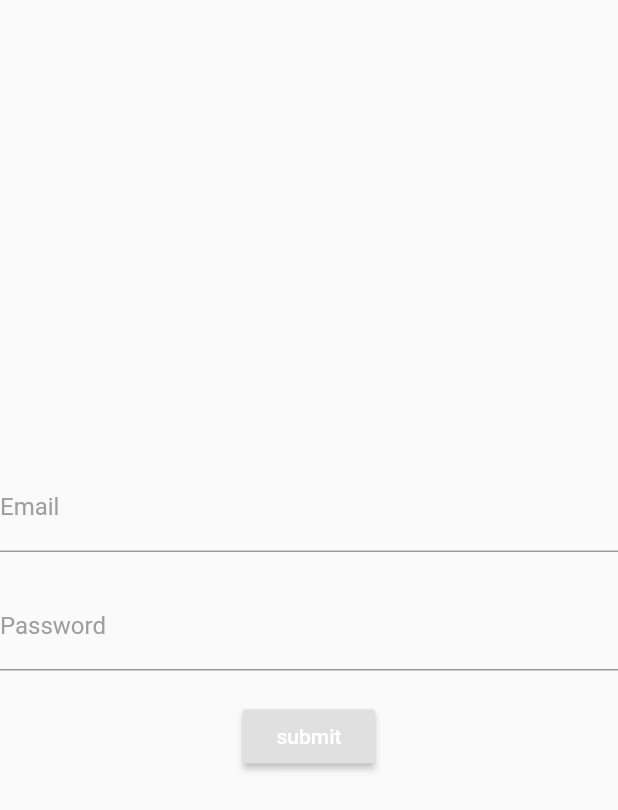
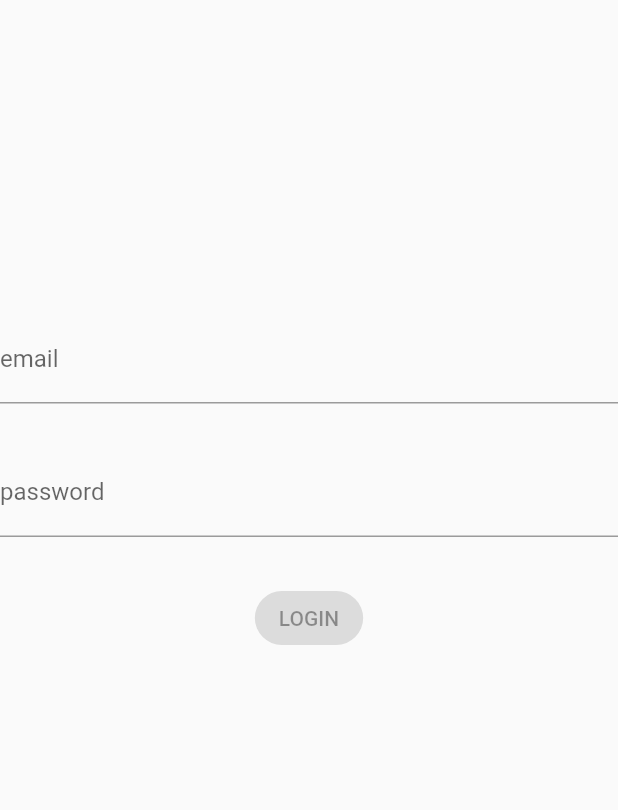
Before and after one commit to alisha-budhathoki/form_validation_with_cubit, a Flutter app: the screen it shows after launch, on a phone screen of 412 x 824 dp. Shown: the top 810 px of the screen. Run offline on Flutter 3.47's test engine with Material 2 defaults, Android fonts, the phone set to English and light mode, and no system bars; our stand-ins replace bloc, flutter_bloc, formz.

Commit message:
adding different way for form validation using cubit - implementing formz package to simplify form representation and validation in generic way - using copyWith() function to override different states emitted

```diff
--- /dev/null
+++ b/lib/core/cubit/login_cubit/cubit/login_state.dart
@@ -0,0 +1,28 @@
+part of 'login_cubit.dart';
+
+class LoginState {
+  const LoginState({
+    this.email = const Email.pure(),
+    this.password = const Password.pure(),
+    this.status = FormzStatus.pure,
+  });
+
+  final Email email;
+  final Password password;
+  final FormzStatus status;
+
+  @override
+  List<Object> get props => [email, password, status];
+
+  LoginState copyWith({
+    Email email,
+    Password password,
+    FormzStatus status,
+  }) {
+    return LoginState(
+      email: email ?? this.email,
+      password: password ?? this.password,
+      status: status ?? this.status,
+    );
+  }
+}
--- a/lib/core/cubit/login_cubit/email_cubit_cubit.dart
+++ b/lib/core/cubit/login_cubit/email_cubit_cubit.dart
@@ -1,5 +1,3 @@
-import 'dart:io';
-
 import 'package:bloc/bloc.dart';
 import 'package:meta/meta.dart';
 import 'package:textfield_validation_bloc/core/mixins/validation_mixins.dart';
--- /dev/null
+++ b/lib/core/model/email.dart
@@ -0,0 +1,17 @@
+import 'package:formz/formz.dart';
+
+enum EmailValidationError { invalid }
+
+class Email extends FormzInput<String, EmailValidationError> {
+  const Email.pure() : super.pure('');
+  const Email.dirty([String value = '']) : super.dirty(value);
+
+  static final RegExp _emailRegExp = RegExp(
+    r'^[a-zA-Z0-9.!#$%&’*+/=?^_`{|}~-]+@[a-zA-Z0-9-]+(?:\.[a-zA-Z0-9-]+)*$',
+  );
+
+  @override
+  EmailValidationError validator(String value) {
+    return _emailRegExp.hasMatch(value) ? null : EmailValidationError.invalid;
+  }
+}
--- /dev/null
+++ b/lib/core/model/password.dart
@@ -0,0 +1,18 @@
+import 'package:formz/formz.dart';
+
+enum PasswordValidationError { invalid }
+
+class Password extends FormzInput<String, PasswordValidationError> {
+  const Password.pure() : super.pure('');
+  const Password.dirty([String value = '']) : super.dirty(value);
+
+  static final _passwordRegExp =
+      RegExp(r'^(?=.*[A-Za-z])(?=.*\d)[A-Za-z\d]{8,}$');
+
+  @override
+  PasswordValidationError validator(String value) {
+    return _passwordRegExp.hasMatch(value)
+        ? null
+        : PasswordValidationError.invalid;
+  }
+}
--- /dev/null
+++ b/lib/pages/login_form.dart
@@ -0,0 +1,100 @@
+import 'package:flutter/material.dart';
+import 'package:flutter_bloc/flutter_bloc.dart';
+import 'package:formz/formz.dart';
+import 'package:textfield_validation_bloc/core/cubit/login_cubit/cubit/login_cubit.dart';
+
+class LoginForm extends StatelessWidget {
+  @override
+  Widget build(BuildContext context) {
+    return Scaffold(
+      body: Center(
+        child: Align(
+          alignment: const Alignment(0, -1 / 3),
+          child: SingleChildScrollView(
+            child: Column(
+              mainAxisSize: MainAxisSize.min,
+              children: [
+                const SizedBox(height: 16.0),
+                _EmailInput(),
+                const SizedBox(height: 8.0),
+                _PasswordInput(),
+                const SizedBox(height: 8.0),
+                _LoginButton(),
+              ],
+            ),
+          ),
+        ),
+      ),
+    );
+  }
+}
+
+class _EmailInput extends StatelessWidget {
+  @override
+  Widget build(BuildContext context) {
+    return BlocBuilder<LoginCubit, LoginState>(
+      buildWhen: (previous, current) => previous.email != current.email,
+      builder: (context, state) {
+        return TextField(
+          key: const Key('loginForm_emailInput_textField'),
+          onChanged: (email) => context.read<LoginCubit>().emailChanged(email),
+          keyboardType: TextInputType.emailAddress,
+          decoration: InputDecoration(
+            labelText: 'email',
+            helperText: '',
+            errorText: state.email.invalid ? 'invalid email' : null,
+          ),
+        );
+      },
+    );
+  }
+}
+
+class _PasswordInput extends StatelessWidget {
+  @override
+  Widget build(BuildContext context) {
+    return BlocBuilder<LoginCubit, LoginState>(
+      buildWhen: (previous, current) => previous.password != current.password,
+      builder: (context, state) {
+        return TextField(
+          key: const Key('loginForm_passwordInput_textField'),
+          onChanged: (password) =>
+              context.read<LoginCubit>().passwordChanged(password),
+          obscureText: true,
+          decoration: InputDecoration(
+            labelText: 'password',
+            helperText: '',
+            errorText: state.password.invalid ? 'invalid password' : null,
+          ),
+        );
+      },
+    );
+  }
+}
+
+class _LoginButton extends StatelessWidget {
+  @override
+  Widget build(BuildContext context) {
+    return BlocBuilder<LoginCubit, LoginState>(
+      buildWhen: (previous, current) => previous.status != current.status,
+      builder: (context, state) {
+        if (state.status.isSubmissionInProgress) {
+          return const CircularProgressIndicator();
+        } else {
+          return ElevatedButton(
+            key: const Key('loginForm_continue_raisedButton'),
+            style: ElevatedButton.styleFrom(
+              shape: RoundedRectangleBorder(
+                borderRadius: BorderRadius.circular(30.0),
+              ),
+              primary: const Color(0xFFFFD600),
+            ),
+            child: const Text('LOGIN'),
+            onPressed:
+                state.status.isValidated ? () => {print('go to login')} : null,
+          );
+        }
+      },
+    );
+  }
+}
--- a/pubspec.yaml
+++ b/pubspec.yaml
@@ -11,6 +11,7 @@ dependencies:
     sdk: flutter
   cupertino_icons: ^1.0.0
   flutter_bloc: ^6.1.3
+  formz: ^0.3.0
 dev_dependencies:
   flutter_test:
     sdk: flutter
```
Also changed, not shown: lib/core/cubit/login_cubit/cubit/login_cubit.dart (added, +26 -0 lines), lib/main.dart (+20 -3 lines), lib/pages/provider_routes/app_provider.dart (added), pubspec.lock, 1 other file.
